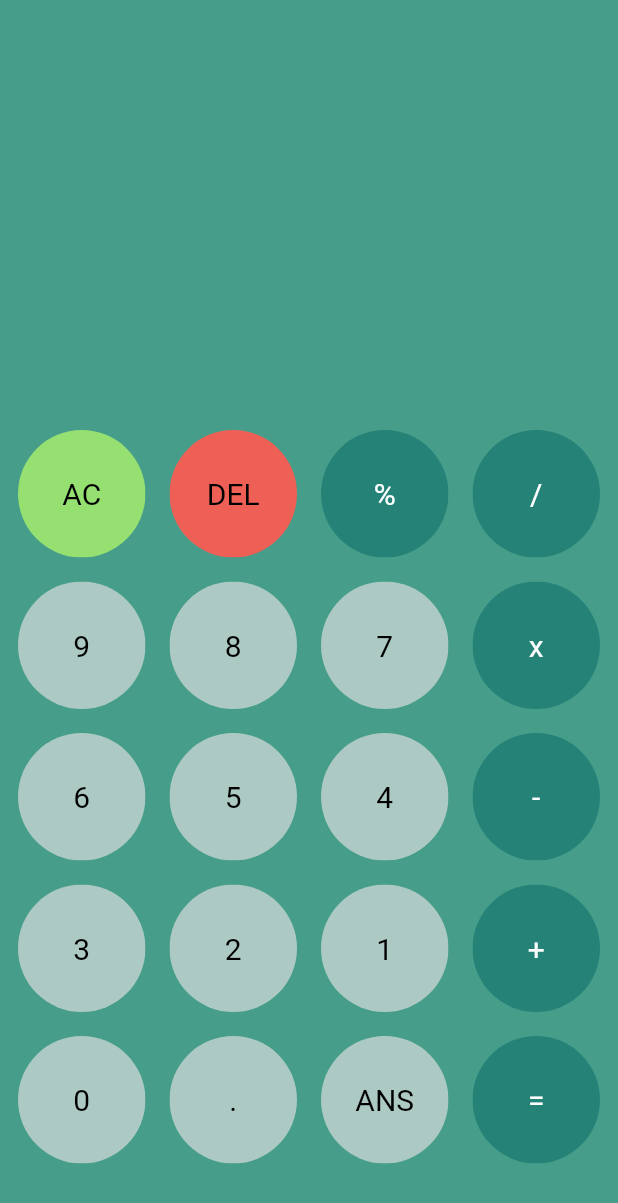
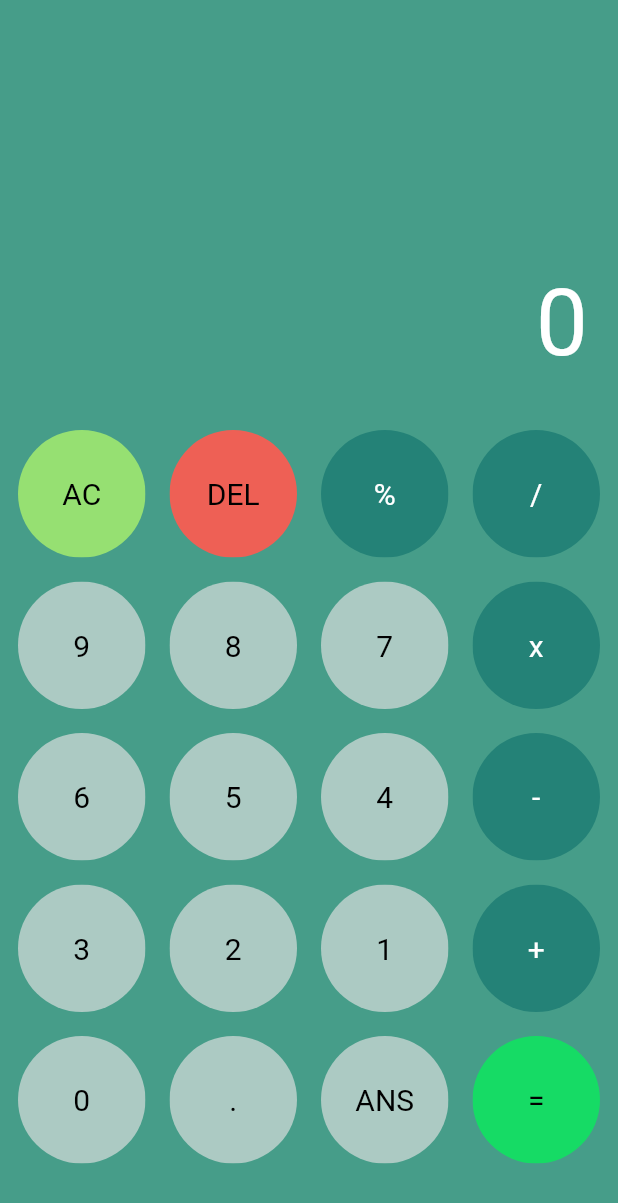
Before and after one commit to kylsnchz12/flutter-calculator-app, a Flutter app: the screen it shows after launch, on a phone screen of 412 x 824 dp. Shown: the top 1203 px of the screen. Run offline on Flutter 3.47's test engine with Material 2 defaults, Android fonts, the phone set to English and light mode, and no system bars; our stand-ins replace math_expressions.

```diff
--- a/flutter_calculator_application/lib/buttons.dart
+++ b/flutter_calculator_application/lib/buttons.dart
@@ -3,17 +3,21 @@ import 'package:flutter/material.dart';
 class MyButton extends StatelessWidget {
   final color;
   final textColor;
+  final buttontapped;
   final String buttonText;
 
   const MyButton(
       {super.key,
       required this.color,
       required this.buttonText,
-      required this.textColor});
+      required this.textColor,
+      required this.buttontapped});
 
   @override
   Widget build(BuildContext context) {
-    return Padding(
+    return GestureDetector(
+      onTap: buttontapped,
+      child: Padding(
         padding: const EdgeInsets.all(8),
         child: ClipRRect(
           borderRadius: BorderRadius.circular(45),
@@ -27,6 +31,7 @@ class MyButton extends StatelessWidget {
             ),
           ),
         ),
+      ),
     );
   }
 }
--- a/flutter_calculator_application/lib/calculator.dart
+++ b/flutter_calculator_application/lib/calculator.dart
@@ -1,5 +1,6 @@
 import 'package:flutter/material.dart';
 import 'buttons.dart';
+import 'package:math_expressions/math_expressions.dart';
 
 class MyCalulator extends StatefulWidget {
   const MyCalulator({super.key});
@@ -7,6 +8,10 @@ class MyCalulator extends StatefulWidget {
   @override
   State<MyCalulator> createState() => _CalulatorPageState();
 }
+
+var question = '';
+var answer = '0';
+bool autoClear = false;
 
 class _CalulatorPageState extends State<MyCalulator> {
   final List<String> buttons = [
@@ -38,7 +43,29 @@ class _CalulatorPageState extends State<MyCalulator> {
       backgroundColor: const Color(0xFF469d89),
       body: Column(
         children: <Widget>[
-          Expanded(child: Container()),
+          Expanded(
+              child: Container(
+            child: Column(
+              mainAxisAlignment: MainAxisAlignment.spaceEvenly,
+              children: <Widget>[
+                const SizedBox(height: 50),
+                Container(
+                    padding: const EdgeInsets.all(20),
+                    alignment: Alignment.centerLeft,
+                    child: Text(question,
+                        style: const TextStyle(
+                            fontSize: 50, color: Colors.white))),
+                Container(
+                  padding: const EdgeInsets.all(20),
+                  alignment: Alignment.centerRight,
+                  child: Text(
+                    answer,
+                    style: const TextStyle(fontSize: 62, color: Colors.white),
+                  ),
+                )
+              ],
+            ),
+          )),
           Expanded(
               flex: 2,
               child: Container(
@@ -51,6 +78,12 @@ class _CalulatorPageState extends State<MyCalulator> {
                     itemBuilder: (context, index) {
                       if (buttons[index] == 'DEL') {
                         return MyButton(
+                            buttontapped: () {
+                              setState(() {
+                                question =
+                                    question.substring(0, question.length - 1);
+                              });
+                            },
                             color: const Color(0xFFee6055),
                             buttonText: buttons[index],
                             textColor: Colors.black);
@@ -59,19 +92,52 @@ class _CalulatorPageState extends State<MyCalulator> {
                           buttons[index] == 'x' ||
                           buttons[index] == '-' ||
                           buttons[index] == '+' ||
-                          buttons[index] == '+' ||
-                          buttons[index] == '=') {
+                          buttons[index] == '+') {
                         return MyButton(
+                            buttontapped: () {
+                              setState(() {
+                                question += buttons[index];
+                              });
+                            },
                             color: const Color(0xFF248277),
                             buttonText: buttons[index],
                             textColor: Colors.white);
                       } else if (buttons[index] == 'AC') {
                         return MyButton(
+                            buttontapped: () {
+                              setState(() {
+                                question = '';
+                                answer = '0';
+                              });
+                            },
                             color: const Color(0xFF96e072),
+                            buttonText: buttons[index],
+                            textColor: Colors.black);
+                      } else if (buttons[index] == '=') {
+                        return MyButton(
+                            buttontapped: () {
+                              setState(() {
+                                equalButton();
+                              });
+                            },
+                            color: const Color(0xFF16db65),
                             buttonText: buttons[index],
                             textColor: Colors.black);
                       } else {
                         return MyButton(
+                            buttontapped: () {
+                              if (autoClear == false) {
+                                setState(() {
+                                  question += buttons[index];
+                                });
+                              } else {
+                                setState(() {
+                                  question = '';
+                                  question += buttons[index];
+                                  autoClear = false;
+                                });
+                              }
+                            },
                             color: const Color.fromARGB(255, 172, 202, 195),
                             buttonText: buttons[index],
                             textColor: Colors.black);
@@ -83,3 +149,16 @@ class _CalulatorPageState extends State<MyCalulator> {
     );
   }
 }
+
+void equalButton() {
+  String finalQuestion = question;
+  finalQuestion = finalQuestion.replaceAll('x', '*');
+  autoClear = true;
+
+  Parser p = Parser();
+  Expression exp = p.parse(finalQuestion);
+  ContextModel cm = ContextModel();
+  double eval = exp.evaluate(EvaluationType.REAL, cm);
+
+  answer = eval.toString();
+}
--- a/flutter_calculator_application/pubspec.yaml
+++ b/flutter_calculator_application/pubspec.yaml
@@ -36,6 +36,7 @@ dependencies:
   # The following adds the Cupertino Icons font to your application.
   # Use with the CupertinoIcons class for iOS style icons.
   cupertino_icons: ^1.0.2
+  math_expressions: ^2.3.1
 
 dev_dependencies:
   flutter_test:
```
Also changed, not shown: flutter_calculator_application/pubspec.lock. Lines whose indentation alone changed are shown as unchanged.
